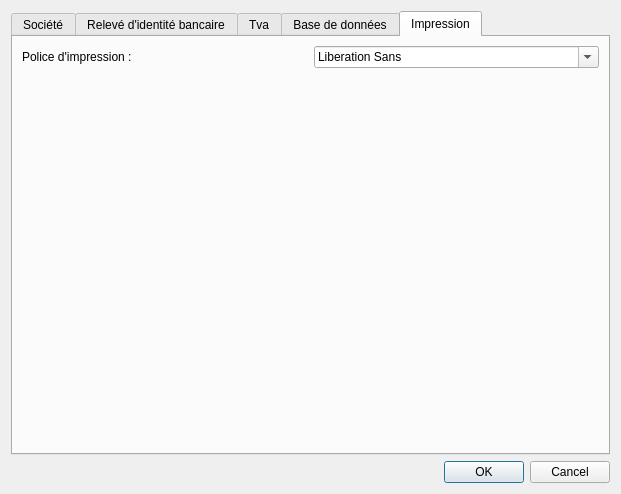
cfdev/mcercle, file src/dialogsettings.ui: the form before one commit.
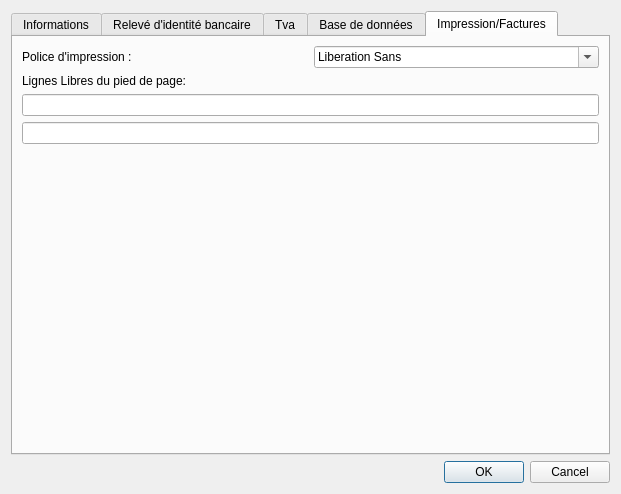
The form after the commit. The open tabs and pages were chosen to show the change. Icons and pictures are not drawn.

The edit to the form file:
```diff
--- a/src/dialogsettings.ui
+++ b/src/dialogsettings.ui
@@ -43,7 +43,7 @@
           <normaloff>:/app/compagny</normaloff>:/app/compagny</iconset>
         </attribute>
         <attribute name="title">
-         <string>Société</string>
+         <string>Informations</string>
         </attribute>
         <layout class="QHBoxLayout" name="horizontalLayout_2">
          <item>
@@ -743,7 +743,7 @@
           <normaloff>:/app/print</normaloff>:/app/print</iconset>
         </attribute>
         <attribute name="title">
-         <string>Impression</string>
+         <string>Impression/Factures</string>
         </attribute>
         <layout class="QVBoxLayout" name="verticalLayout_9">
          <item>
@@ -768,6 +768,27 @@
              </item>
             </layout>
            </item>
+           <item>
+            <widget class="QLabel" name="label_LineFree">
+             <property name="text">
+              <string>&lt;html&gt;&lt;head/&gt;&lt;body&gt;&lt;p&gt;Lignes Libres du pied de page:&lt;/p&gt;&lt;/body&gt;&lt;/html&gt;</string>
+             </property>
+            </widget>
+           </item>
+           <item>
+            <widget class="QLineEdit" name="lineEdit_print1">
+             <property name="maxLength">
+              <number>64</number>
+             </property>
+            </widget>
+           </item>
+           <item>
+            <widget class="QLineEdit" name="lineEdit_print2">
+             <property name="maxLength">
+              <number>64</number>
+             </property>
+            </widget>
+           </item>
            <item>
             <spacer name="verticalSpacer_3">
              <property name="orientation">
```
Left out of the diff: 2 changed lines with no effect on the pictures.
